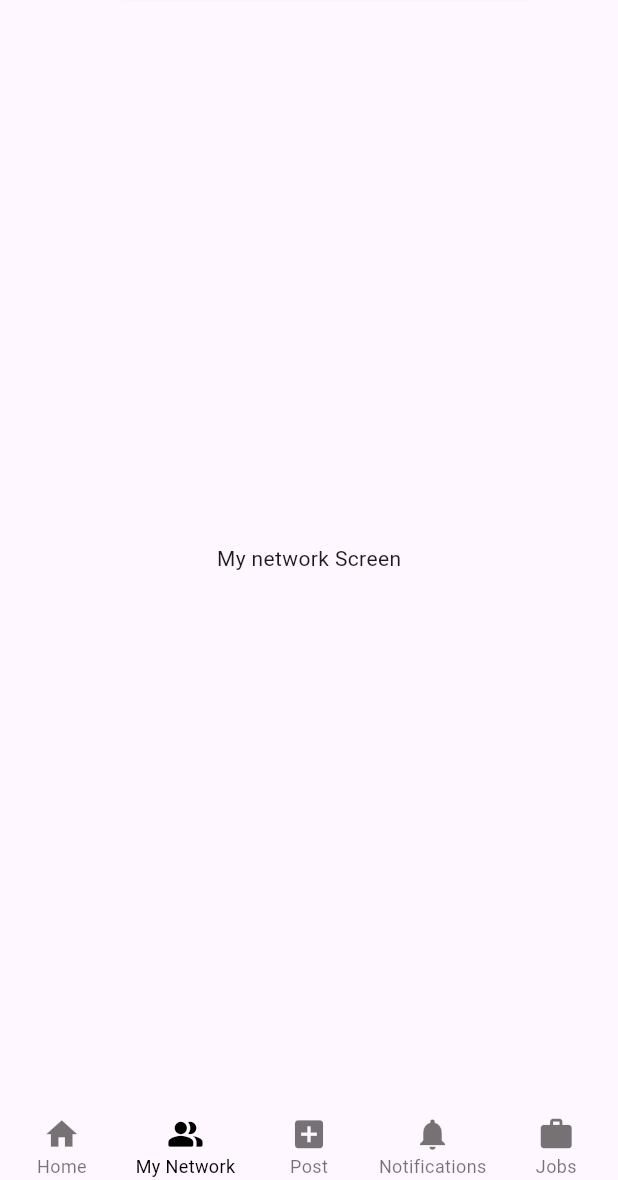
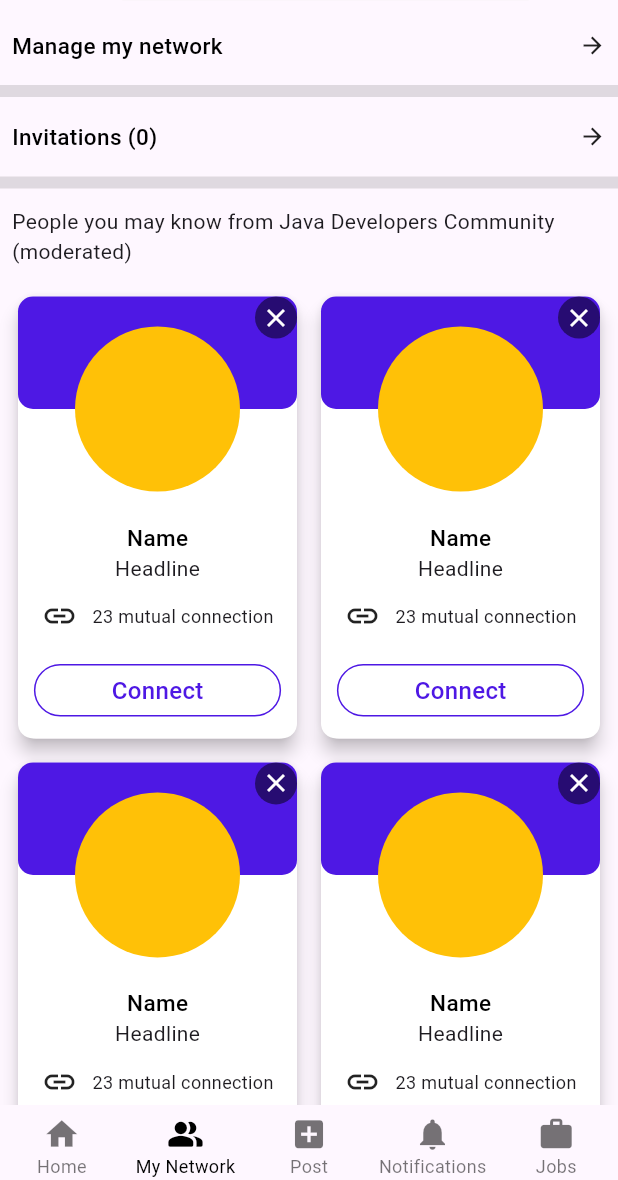
Before and after one commit to sharonRodrigues2255/linkedIn_clone, a Flutter app: the screen it shows after launch, item 2 of the bottom bar chosen, on a phone screen of 412 x 824 dp, the part 56-1236 px from its top. Run offline on Flutter 3.47's test engine with Material 2 defaults, Android fonts, the light colour scheme and no system bars; network calls fail.

Commit message:
My network page - day 1

```diff
--- a/lib/utils/contants/myfont.dart
+++ b/lib/utils/contants/myfont.dart
@@ -8,3 +8,7 @@ const regular = FontWeight.w500;
 myfont({size = 20.0, color = kblack, weight = FontWeight.bold}) {
   return TextStyle(fontSize: size, color: color, fontWeight: weight);
 }
+
+myfontNormal({size = 15.0, color = kblack, weight = FontWeight.w500}) {
+  return TextStyle(fontSize: size, fontWeight: weight, color: color);
+}
--- a/lib/view/bottom_navigation/bottom_navigation_screens/home/widgets/post_widget1.dart
+++ b/lib/view/bottom_navigation/bottom_navigation_screens/home/widgets/post_widget1.dart
@@ -166,7 +166,7 @@ class PostWidget1 extends StatelessWidget {
                 label: "comment"),
             NamedIcon(
                 icon: Icon(
-                  Icons.compare_arrows_outlined,
+                  Icons.cached_outlined,
                   size: 18,
                 ),
                 label: "Repost"),
--- a/lib/view/bottom_navigation/bottom_navigation_screens/my_network/my_network_screen.dart
+++ b/lib/view/bottom_navigation/bottom_navigation_screens/my_network/my_network_screen.dart
@@ -1,14 +1,58 @@
 import 'package:flutter/material.dart';
+import 'package:linkedin_clone/utils/contants/colors.dart';
+import 'package:linkedin_clone/utils/contants/contant_sizes.dart';
+import 'package:linkedin_clone/utils/contants/myfont.dart';
+import 'package:linkedin_clone/view/bottom_navigation/bottom_navigation_screens/my_network/widgets/custom_divider.dart';
+import 'package:linkedin_clone/view/bottom_navigation/bottom_navigation_screens/my_network/widgets/profile_grid.dart';
+import 'package:linkedin_clone/view/bottom_navigation/bottom_navigation_screens/my_network/widgets/text_and_arrow.dart';
 
 class MyNetworkScreen extends StatelessWidget {
   const MyNetworkScreen({super.key});
 
   @override
   Widget build(BuildContext context) {
+    var mediaHeight = MediaQuery.of(context).size.height;
+    var mediaWidth = MediaQuery.of(context).size.width;
+
     return Scaffold(
-      body: Center(
-        child: Text("My network Screen"),
+        body: SingleChildScrollView(
+      child: Column(
+        children: [
+          TextAndArrow(
+            text: "Manage my network",
+          ),
+          CustomDivider(),
+          TextAndArrow(text: "Invitations (0)"),
+          CustomDivider(),
+          Padding(
+            padding: const EdgeInsets.all(8.0),
+            child: Text(
+                "People you may know from Java Developers Community (moderated)"),
+          ),
+          GridView.builder(
+              padding: EdgeInsets.all(8),
+              itemCount: 4,
+              shrinkWrap: true,
+              physics: NeverScrollableScrollPhysics(),
+              gridDelegate: SliverGridDelegateWithFixedCrossAxisCount(
+                  childAspectRatio: 1 / 1.56,
+                  crossAxisCount: 2,
+                  crossAxisSpacing: 8,
+                  mainAxisSpacing: 8),
+              itemBuilder: (context, index) {
+                return ProfileGrid(mediaWidth: mediaWidth);
+              }),
+          height10,
+          Text(
+            "See all",
+            style: myfontNormal(
+              color: kblue,
+            ),
+          ),
+          height10,
+          CustomDivider()
+        ],
       ),
-    );
+    ));
   }
 }
--- /dev/null
+++ b/lib/view/bottom_navigation/bottom_navigation_screens/my_network/widgets/custom_divider.dart
@@ -0,0 +1,16 @@
+import 'package:flutter/material.dart';
+import 'package:linkedin_clone/utils/contants/colors.dart';
+
+class CustomDivider extends StatelessWidget {
+  const CustomDivider({
+    super.key,
+  });
+
+  @override
+  Widget build(BuildContext context) {
+    return Divider(
+      thickness: 8,
+      color: dividerColor,
+    );
+  }
+}
--- /dev/null
+++ b/lib/view/bottom_navigation/bottom_navigation_screens/my_network/widgets/profile_grid.dart
@@ -0,0 +1,86 @@
+import 'package:flutter/material.dart';
+import 'package:linkedin_clone/utils/contants/colors.dart';
+import 'package:linkedin_clone/utils/contants/contant_sizes.dart';
+import 'package:linkedin_clone/utils/contants/myfont.dart';
+import 'package:linkedin_clone/view/profile_page/widgets/curve_rectangle.dart';
+
+class ProfileGrid extends StatelessWidget {
+  const ProfileGrid({
+    super.key,
+    required this.mediaWidth,
+  });
+
+  final double mediaWidth;
+
+  @override
+  Widget build(BuildContext context) {
+    return Card(
+      elevation: 5,
+      child: Container(
+        decoration: BoxDecoration(
+            color: kwhite, borderRadius: BorderRadius.circular(10)),
+        width: 100,
+        height: 210,
+        child: Column(
+          crossAxisAlignment: CrossAxisAlignment.center,
+          children: [
+            SizedBox(
+              height: 150,
+              child: Stack(
+                children: [
+                  Container(
+                    height: 75,
+                    decoration: BoxDecoration(
+                        color: kblue, borderRadius: BorderRadius.circular(10)),
+                  ),
+                  Align(
+                    alignment: Alignment.topRight,
+                    child: CircleAvatar(
+                      radius: 14,
+                      backgroundColor: Colors.black.withOpacity(.5),
+                      child: Icon(
+                        Icons.close,
+                        color: kwhite,
+                        size: 20,
+                      ),
+                    ),
+                  ),
+                  Align(
+                    alignment: Alignment.center,
+                    child: CircleAvatar(
+                      radius: 55,
+                      backgroundColor: Colors.amber,
+                    ),
+                  )
+                ],
+              ),
+            ),
+            Text(
+              "Name",
+              style: myfontNormal(),
+            ),
+            Text("Headline"),
+            height10,
+            Row(
+              mainAxisAlignment: MainAxisAlignment.center,
+              children: [
+                Icon(Icons.link),
+                width10,
+                Text(
+                  "23 mutual connection",
+                  style: TextStyle(fontSize: 12),
+                )
+              ],
+            ),
+            height20,
+            CurveRectangle(
+              mediaWidth: mediaWidth,
+              title: "Connect",
+              color: kblue,
+            )
+          ],
+        ),
+      ),
+    );
+  }
+}
--- /dev/null
+++ b/lib/view/bottom_navigation/bottom_navigation_screens/my_network/widgets/text_and_arrow.dart
@@ -0,0 +1,27 @@
+import 'package:flutter/material.dart';
+import 'package:linkedin_clone/utils/contants/myfont.dart';
+
+class TextAndArrow extends StatelessWidget {
+  const TextAndArrow({super.key, required this.text});
+  final String text;
+
+  @override
+  Widget build(BuildContext context) {
+    return Padding(
+      padding: const EdgeInsets.symmetric(horizontal: 8, vertical: 12),
+      child: Row(
+        mainAxisAlignment: MainAxisAlignment.spaceBetween,
+        children: [
+          Text(
+            text,
+            style: myfontNormal(),
+          ),
+          Icon(
+            Icons.arrow_forward,
+            size: 18,
+          )
+        ],
+      ),
+    );
+  }
+}
```
